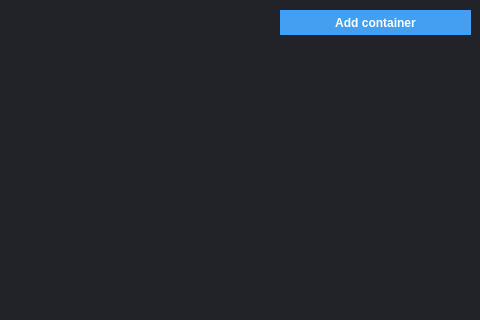
First picture: the form in Blue/DBMainComponents/bluewidget.ui, repository AmiditeX/Blue, before the edit; both pictures show x 560 to 1040 and y 0 to 320 of the 1040 by 700 pixel window.
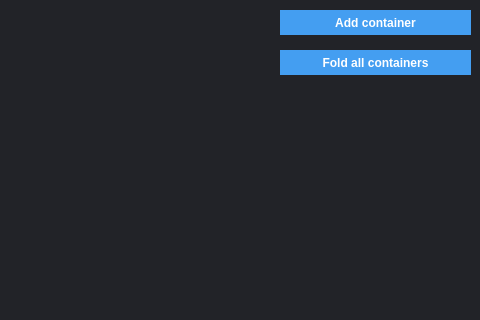
Second picture: the form after the edit.

```diff
--- a/Blue/DBMainComponents/bluewidget.ui
+++ b/Blue/DBMainComponents/bluewidget.ui
@@ -98,6 +98,35 @@
     <enum>QListView::Adjust</enum>
    </property>
   </widget>
+  <widget class="QPushButton" name="fold">
+   <property name="enabled">
+    <bool>true</bool>
+   </property>
+   <property name="geometry">
+    <rect>
+     <x>840</x>
+     <y>50</y>
+     <width>191</width>
+     <height>25</height>
+    </rect>
+   </property>
+   <property name="styleSheet">
+    <string notr="true">QPushButton
+{
+border:0px;
+background-color: rgb(68, 158, 241);
+color: rgb(255, 255, 255);
+font-weight: bold
+}
+
+QPushButton::pressed {
+background-color: rgb(93, 127, 247);
+}</string>
+   </property>
+   <property name="text">
+    <string>Fold all containers</string>
+   </property>
+  </widget>
  </widget>
  <resources/>
  <connections/>
```
